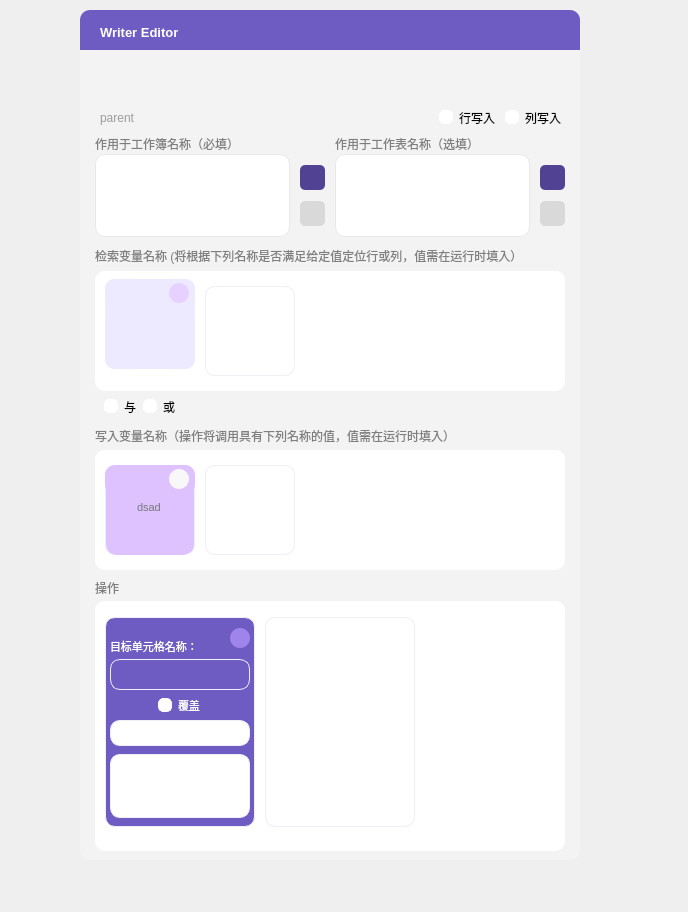
Before: the Qt Designer form WriteFunc/WriterEditor.ui in RickH-Arch/EazyAccountant_App, drawn with Qt 5.
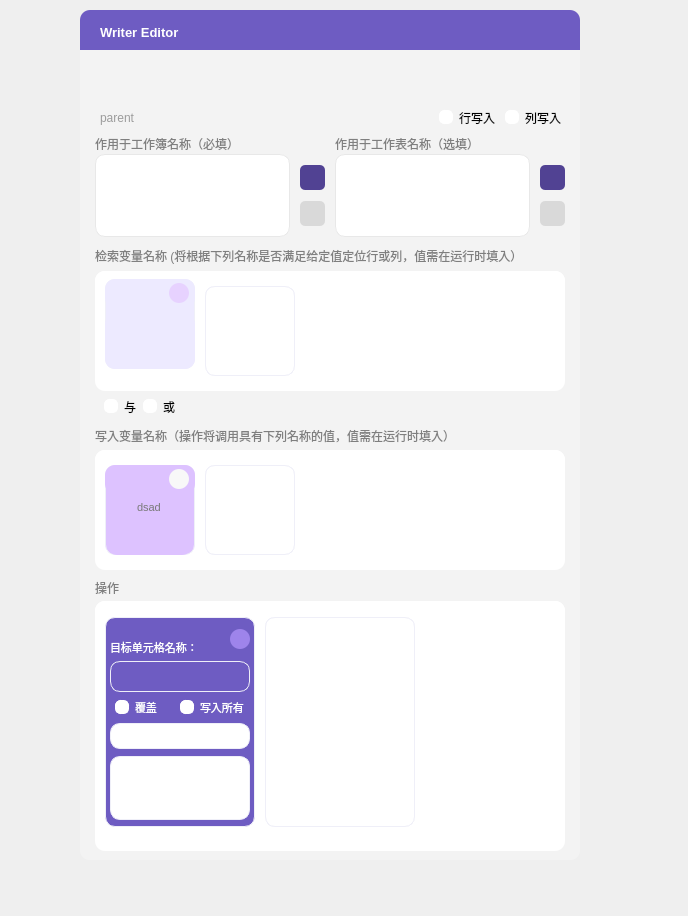
After: the same form once the commit is applied. Icons and pictures are not drawn.

Commit message: writer realise one time operate

The edit to the form file:
```diff
--- a/WriteFunc/WriterEditor.ui
+++ b/WriteFunc/WriterEditor.ui
@@ -7,7 +7,7 @@
     <x>0</x>
     <y>0</y>
     <width>688</width>
-    <height>912</height>
+    <height>916</height>
    </rect>
   </property>
   <property name="windowTitle">
@@ -2009,16 +2009,55 @@
                    </property>
                   </widget>
                  </item>
-                 <item alignment="Qt::AlignHCenter">
-                  <widget class="QCheckBox" name="checkBox_writer_rewrite">
+                 <item>
+                  <widget class="QFrame" name="frame_12">
                    <property name="minimumSize">
                     <size>
                      <width>0</width>
-                     <height>14</height>
+                     <height>17</height>
+                    </size>
+                   </property>
+                   <property name="maximumSize">
+                    <size>
+                     <width>16777215</width>
+                     <height>17</height>
                     </size>
                    </property>
                    <property name="styleSheet">
-                    <string notr="true">QCheckBox{
+                    <string notr="true">border:none</string>
+                   </property>
+                   <property name="frameShape">
+                    <enum>QFrame::StyledPanel</enum>
+                   </property>
+                   <property name="frameShadow">
+                    <enum>QFrame::Raised</enum>
+                   </property>
+                   <layout class="QGridLayout" name="gridLayout">
+                    <property name="leftMargin">
+                     <number>5</number>
+                    </property>
+                    <property name="topMargin">
+                     <number>0</number>
+                    </property>
+                    <property name="rightMargin">
+                     <number>5</number>
+                    </property>
+                    <property name="bottomMargin">
+                     <number>0</number>
+                    </property>
+                    <property name="spacing">
+                     <number>0</number>
+                    </property>
+                    <item row="0" column="1">
+                     <widget class="QCheckBox" name="checkBox_writer_writeAll">
+                      <property name="minimumSize">
+                       <size>
+                        <width>0</width>
+                        <height>14</height>
+                       </size>
+                      </property>
+                      <property name="styleSheet">
+                       <string notr="true">QCheckBox{
 border:none;
 color:rgb(255, 255, 255);
 }
@@ -2035,10 +2074,45 @@
 }
 
 </string>
-                   </property>
-                   <property name="text">
-                    <string>覆盖</string>
-                   </property>
+                      </property>
+                      <property name="text">
+                       <string>写入所有</string>
+                      </property>
+                     </widget>
+                    </item>
+                    <item row="0" column="0">
+                     <widget class="QCheckBox" name="checkBox_writer_rewrite">
+                      <property name="minimumSize">
+                       <size>
+                        <width>0</width>
+                        <height>14</height>
+                       </size>
+                      </property>
+                      <property name="styleSheet">
+                       <string notr="true">QCheckBox{
+border:none;
+color:rgb(255, 255, 255);
+}
+QCheckBox::indicator {
+    
+    background-color: white;
+    border-radius: 5px;
+    border-style: solid;
+    border-width: 1px;
+    border-color: white;
+}
+QCheckBox::indicator:checked {
+    background-color: rgb(102, 86, 180)
+}
+
+</string>
+                      </property>
+                      <property name="text">
+                       <string>覆盖</string>
+                      </property>
+                     </widget>
+                    </item>
+                   </layout>
                   </widget>
                  </item>
                  <item>
@@ -2060,15 +2134,15 @@
                    <property name="minimumSize">
                     <size>
                      <width>0</width>
-                     <height>64</height>
-                    </size>
-                   </property>
-                   <property name="maximumSize">
-                    <size>
-                     <width>16777215</width>
                      <height>60</height>
                     </size>
                    </property>
+                   <property name="maximumSize">
+                    <size>
+                     <width>16777215</width>
+                     <height>64</height>
+                    </size>
+                   </property>
                    <property name="styleSheet">
                     <string notr="true">background-color:rgb(255, 255, 255);
 font: 9pt &quot;Microsoft YaHei UI&quot;;</string>
```
The commit also changes 16 other files.
